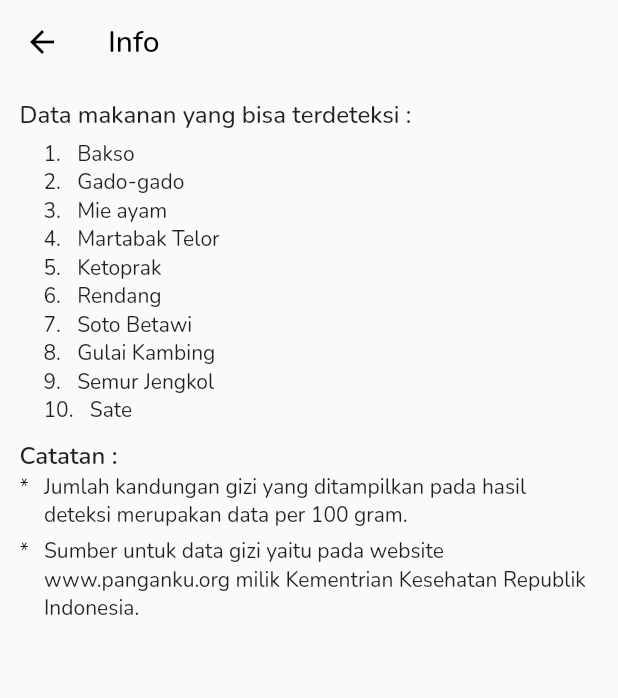
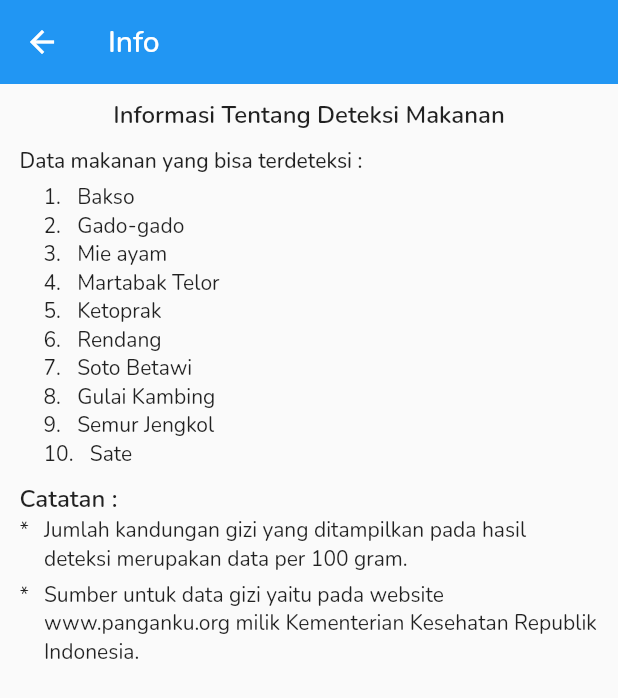
Before and after one commit to ali-susanto/kalori, a Flutter app: the DetectionInfoScreen screen opened by its route, on a phone screen of 412 x 824 dp. Shown: the top 698 px of the screen. Run offline on Flutter 3.47's test engine with Material 2 defaults, Android fonts, the phone set to English and light mode, and no system bars; our stand-ins replace animated_bottom_navigation_bar, avatar_glow, camera, cloud_firestore, dio, firebase_auth and 12 more; missing offline and left inert: tflite; accounts and stored records are empty.

Commit message:
add: title & change appbar

```diff
--- a/lib/screen/detection_info_screen.dart
+++ b/lib/screen/detection_info_screen.dart
@@ -10,20 +10,29 @@ class DetectionInfoScreen extends StatelessWidget {
       appBar: AppBar(
         title: const Text(
           'Info',
-          style: TextStyle(color: Colors.black),
+          // style: TextStyle(color: Colors.black),
         ),
-        backgroundColor: Colors.grey.withOpacity(0.01),
+        // backgroundColor: Colors.grey.withOpacity(0.01),
         elevation: 0,
-        iconTheme: const IconThemeData(color: Colors.black),
+        // iconTheme: const IconThemeData(color: Colors.black),
       ),
       body: Padding(
         padding: const EdgeInsets.symmetric(vertical: 10, horizontal: 13),
         child: Column(
           crossAxisAlignment: CrossAxisAlignment.start,
           children: [
+            const Center(
+              child: Text(
+                'Informasi Tentang Deteksi Makanan',
+                style: TextStyle(fontSize: 16, fontWeight: FontWeight.w600),
+              ),
+            ),
+            const SizedBox(
+              height: 10,
+            ),
             const Text(
               'Data makanan yang bisa terdeteksi : ',
-              style: TextStyle(fontSize: 16, fontWeight: FontWeight.w500),
+              style: TextStyle(fontSize: 14, fontWeight: FontWeight.w500),
             ),
             const SizedBox(
               height: 5,
@@ -31,8 +40,11 @@ class DetectionInfoScreen extends StatelessWidget {
             ...List.generate(DataObject().valueObject.length, (index) {
               return Padding(
                 padding: const EdgeInsets.only(left: 16),
-                child: Text('${index + 1}.   ' +
-                    DataObject().valueObject[index]['nama']),
+                child: Text(
+                  '${index + 1}.   ' + DataObject().valueObject[index]['nama'],
+                  textAlign: TextAlign.start,
+                  style: TextStyle(fontSize: 14),
+                ),
               );
             }),
             const SizedBox(
@@ -71,7 +83,7 @@ class DetectionInfoScreen extends StatelessWidget {
                 ),
                 Flexible(
                   child: Text(
-                    'Sumber untuk data gizi yaitu pada website www.panganku.org milik Kementrian Kesehatan Republik Indonesia.',
+                    'Sumber untuk data gizi yaitu pada website www.panganku.org milik Kementerian Kesehatan Republik Indonesia.',
                     textAlign: TextAlign.start,
                   ),
                 ),
```
